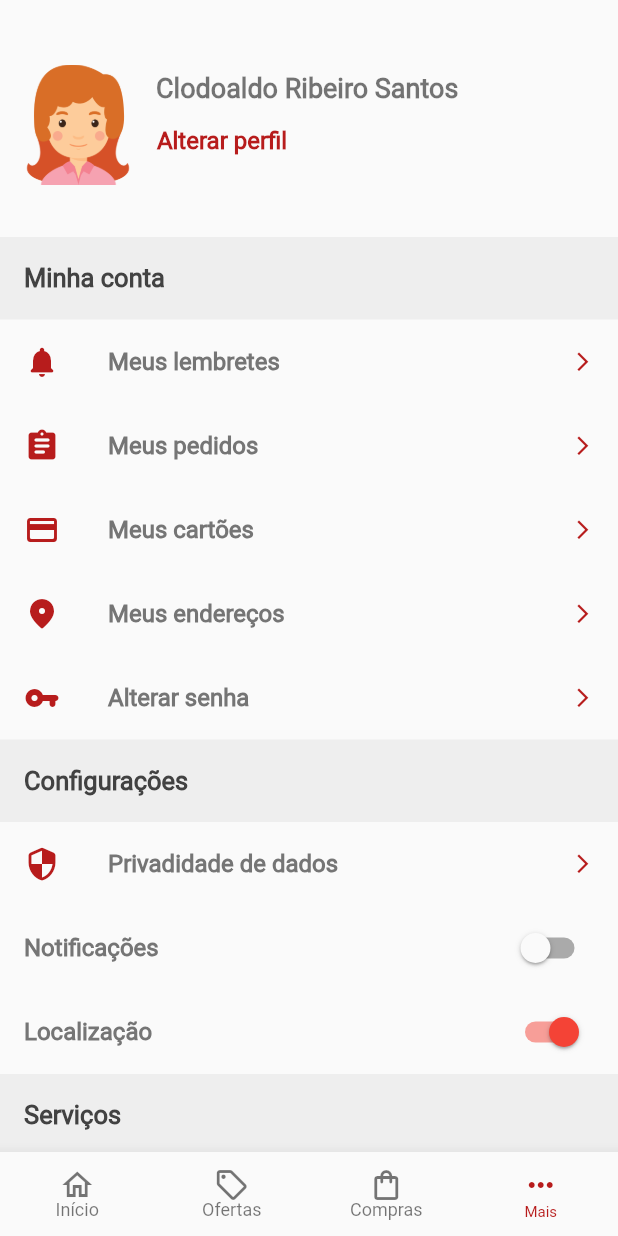
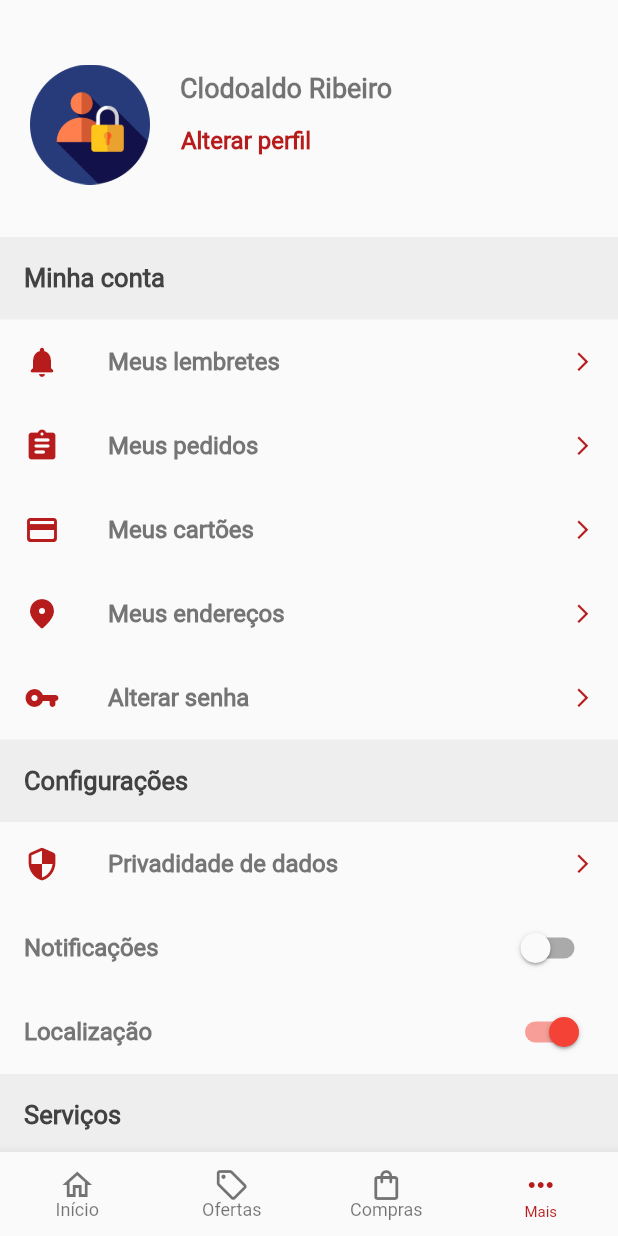
Before and after one commit to ClodoaldoRibeiro/app-farmacia, a Flutter app: the screen it shows after launch, item 4 of the bottom bar chosen, after a tap on "Alterar perfil", on a phone screen of 412 x 824 dp. Run offline on Flutter 3.47's test engine with Material 2 defaults, Android fonts, the phone set to English and light mode, and no system bars; our stand-ins replace flutter_svg.

Commit message:
Ajustar o menu da aplicação

```diff
--- a/lib/screens/menu/components/menu_tili.dart
+++ b/lib/screens/menu/components/menu_tili.dart
@@ -24,6 +24,7 @@ class MenuTile extends StatelessWidget {
         color: AppColors.COR_PRIMARIA,
         size: 15,
       ),
+      onTap: onTap,
     );
   }
 }
--- /dev/null
+++ b/lib/screens/menu/components/session_ header.dart
@@ -0,0 +1,56 @@
+import 'package:farmacia_app/screens/themes/app_colors.dart';
+import 'package:farmacia_app/screens/themes/constants.dart';
+import 'package:flutter/material.dart';
+
+class SessionHeader extends StatelessWidget {
+  SessionHeader({this.nome});
+  final String nome;
+
+  @override
+  Widget build(BuildContext context) {
+    return Container(
+      height: 150,
+      child: Row(
+        children: [
+          Container(
+            child: Image.asset(
+              kIMAGE_PERFIL_PNG,
+            ),
+            height: 80,
+            width: 80,
+            //color: Colors.blue,
+            margin: EdgeInsets.symmetric(horizontal: 20),
+          ),
+          Expanded(
+            child: Column(
+              mainAxisAlignment: MainAxisAlignment.center,
+              crossAxisAlignment: CrossAxisAlignment.start,
+              children: [
+                Text(
+                  "${nome}",
+                  style: TextStyle(
+                      fontWeight: FontWeight.w700,
+                      fontSize: 18,
+                      color: Colors.black54),
+                ),
+                FlatButton(
+                  padding: EdgeInsets.zero,
+                  onPressed: () {},
+                  child: Text(
+                    "Alterar perfil",
+                    softWrap: true,
+                    style: TextStyle(
+                      fontWeight: FontWeight.w900,
+                      fontSize: 16,
+                      color: AppColors.COR_PALLETA,
+                    ),
+                  ),
+                ),
+              ],
+            ),
+          ),
+        ],
+      ),
+    );
+  }
+}
--- /dev/null
+++ b/lib/screens/menu/components/version_app.dart
@@ -0,0 +1,21 @@
+import 'package:farmacia_app/screens/themes/constants.dart';
+import 'package:flutter/material.dart';
+
+class VersionApp extends StatelessWidget {
+  @override
+  Widget build(BuildContext context) {
+    return           Container(
+      height: 50,
+      color: Colors.grey[100],
+      child: Center(
+        child: Text(
+          "${kVERSAO_APP}",
+          style: TextStyle(
+              fontWeight: FontWeight.w700,
+              color: Colors.grey[600],
+              fontSize: 16),
+        ),
+      ),
+    );
+  }
+}
--- a/lib/screens/menu/menu_screen.dart
+++ b/lib/screens/menu/menu_screen.dart
@@ -1,9 +1,9 @@
 import 'package:farmacia_app/screens/menu/components/buttom_tile.dart';
 import 'package:farmacia_app/screens/menu/components/menu_tili.dart';
 import 'package:farmacia_app/screens/menu/components/sair_tile.dart';
+import 'package:farmacia_app/screens/menu/components/session_%20header.dart';
 import 'package:farmacia_app/screens/menu/components/session_tile.dart';
-import 'package:farmacia_app/screens/themes/app_colors.dart';
-import 'package:farmacia_app/screens/themes/constants.dart';
+import 'package:farmacia_app/screens/menu/components/version_app.dart';
 import 'package:flutter/material.dart';
 
 class MenuScreen extends StatelessWidget {
@@ -13,52 +13,9 @@ class MenuScreen extends StatelessWidget {
       child: ListView(
         padding: EdgeInsets.symmetric(vertical: 8),
         children: [
-          Container(
-            height: 150,
-            child: Row(
-              children: [
-                Container(
-                  child: Image.asset(
-                    "assets/images/menina.png",
-                  ),
-                  height: 80,
-                  width: 80,
-                  margin: EdgeInsets.symmetric(horizontal: 12),
-                ),
-                Expanded(
-                  child: Column(
-                    mainAxisAlignment: MainAxisAlignment.center,
-                    crossAxisAlignment: CrossAxisAlignment.start,
-                    children: [
-                      Text(
-                        "Clodoaldo Ribeiro Santos",
-                        style: TextStyle(
-                            fontWeight: FontWeight.w700,
-                            fontSize: 18,
-                            color: Colors.black54),
-                      ),
-                      FlatButton(
-                        padding: EdgeInsets.zero,
-                        onPressed: () {},
-                        child: Text(
-                          "Alterar perfil",
-                          softWrap: true,
-                          style: TextStyle(
-                            fontWeight: FontWeight.w900,
-                            fontSize: 16,
-                            color: AppColors.COR_PALLETA,
-                          ),
-                        ),
-                      ),
-                    ],
-                  ),
-                ),
-              ],
-            ),
-          ),
-          SessionTile(
-            title: "Minha conta",
-          ),
+          SessionHeader(nome: "Clodoaldo Ribeiro"),
+          //Senssão de dado do usuário
+          SessionTile(title: "Minha conta"),
           MenuTile(
             icon: Icons.notifications_rounded,
             titulo: "Meus lembretes",
@@ -84,9 +41,9 @@ class MenuScreen extends StatelessWidget {
             titulo: "Alterar senha",
             onTap: () {},
           ),
-          SessionTile(
-            title: "Configurações",
-          ),
+
+          //Senssão de dado de configurações
+          SessionTile(title: "Configurações"),
           MenuTile(
             icon: Icons.security_rounded,
             titulo: "Privadidade de dados",
@@ -102,9 +59,9 @@ class MenuScreen extends StatelessWidget {
             valeu: true,
             onChanged: (valeu) {},
           ),
-          SessionTile(
-            title: "Serviços",
-          ),
+
+          //Senssão de serviços do app
+          SessionTile(title: "Serviços"),
           MenuTile(
             icon: Icons.help_rounded,
             titulo: "Ajuda",
@@ -128,12 +85,7 @@ class MenuScreen extends StatelessWidget {
           SairTile(
             onTap: () {},
           ),
-          Container(height: 50,
-          color: Colors.grey[100],
-          child: Center(
-            child: Text("${kVERSAO_APP}", style: TextStyle(
-                fontWeight: FontWeight.w700, color: Colors.grey[600], fontSize: 16), ),
-          ),),
+          VersionApp(),
         ],
       ),
     );
--- a/lib/screens/themes/constants.dart
+++ b/lib/screens/themes/constants.dart
@@ -1,3 +1,4 @@
 const kIMAGE_LOGO_PNG = "assets/images/logo.png";
 const kIMAGE_LOGO_SVG = "assets/icons/logo.svg";
+const kIMAGE_PERFIL_PNG = "assets/images/login.png";
 const kVERSAO_APP = "1.02.5";
```
Also changed, not shown: assets/images/login.png (added), assets/images/user.png (added).
